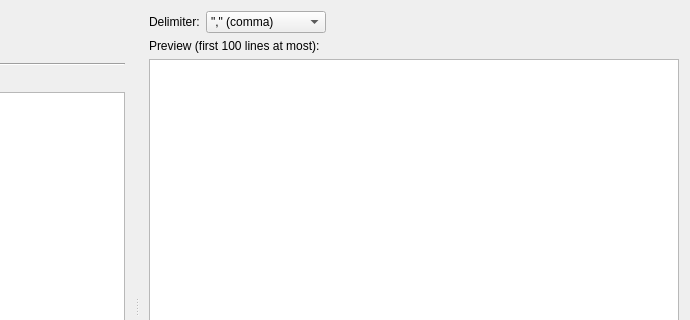
Old version of the form plotjuggler_plugins/DataLoadCSV/dataload_csv.ui in the repository yuanzhongqiao/PlotJuggler; both pictures show x 417 to 1107 and y 0 to 320 of the 1107 by 640 pixel window.
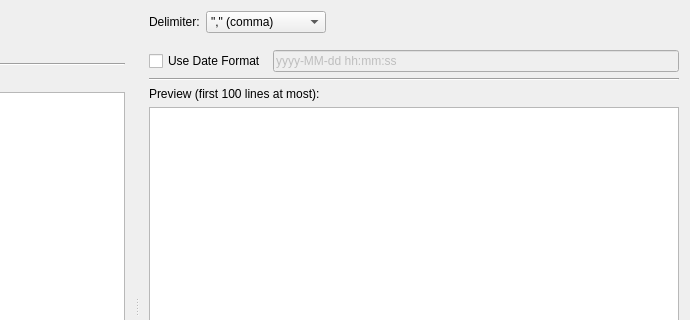
New version of the form.

Commit message: Save date format string in CSV

Diff of the .ui file:
```diff
--- a/plotjuggler_plugins/DataLoadCSV/dataload_csv.ui
+++ b/plotjuggler_plugins/DataLoadCSV/dataload_csv.ui
@@ -114,6 +114,40 @@
          </item>
         </layout>
        </item>
+       <item>
+        <layout class="QHBoxLayout" name="horizontalLayout_2">
+         <property name="topMargin">
+          <number>11</number>
+         </property>
+         <item>
+          <widget class="QCheckBox" name="checkBoxDateFormat">
+           <property name="text">
+            <string>Use Date Format</string>
+           </property>
+          </widget>
+         </item>
+         <item>
+          <widget class="QLineEdit" name="lineEditDateFormat">
+           <property name="enabled">
+            <bool>false</bool>
+           </property>
+           <property name="text">
+            <string>yyyy-MM-dd hh:mm:ss</string>
+           </property>
+           <property name="placeholderText">
+            <string>yyyy-MM-dd hh:mm:ss</string>
+           </property>
+          </widget>
+         </item>
+        </layout>
+       </item>
+       <item>
+        <widget class="Line" name="line_2">
+         <property name="orientation">
+          <enum>Qt::Horizontal</enum>
+         </property>
+        </widget>
+       </item>
        <item>
         <widget class="QLabel" name="label_2">
          <property name="text">
```
The commit also changes 1 other file.
